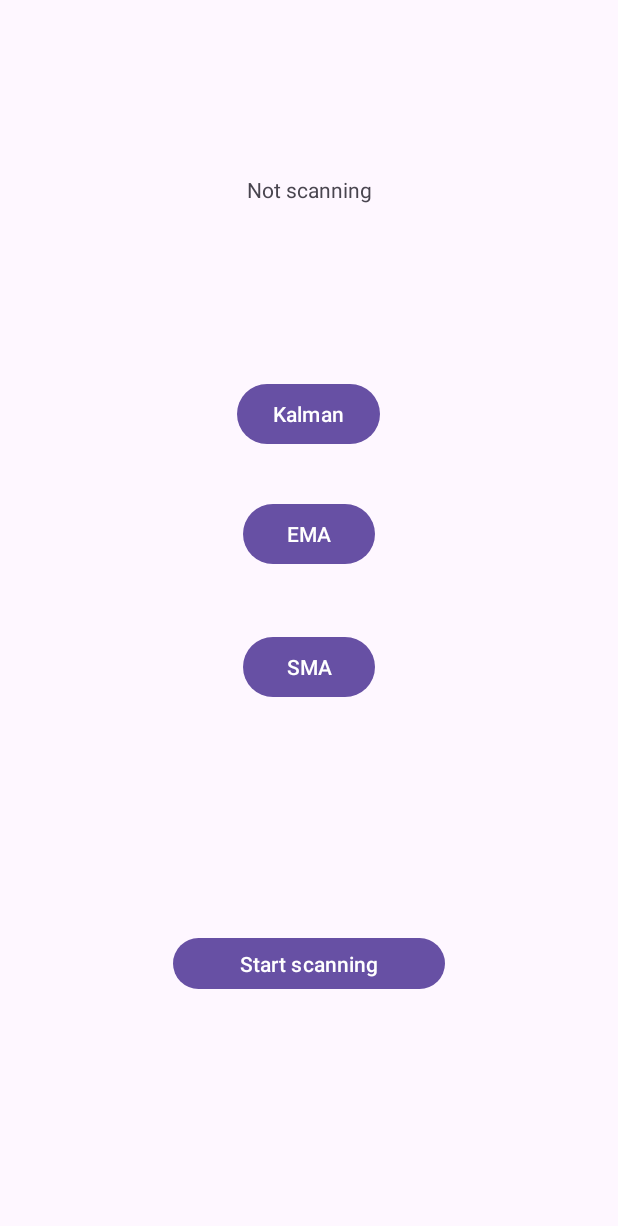
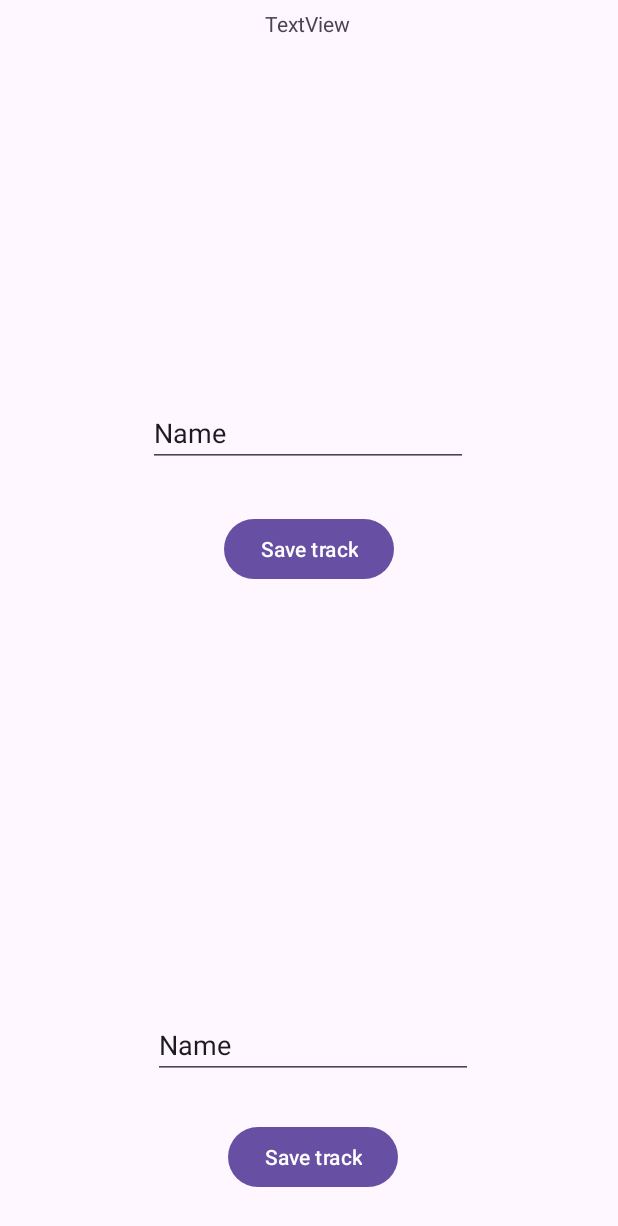
Before and after one commit to addi-02/BLETimingApp, an Android app: the screen it shows after launch (MainActivity), on a phone screen of 412 x 824 dp. Shown: the top 1226 px of the screen. Run offline under Robolectric (Android 15) with nearby library versions, the phone set to English and light mode, and no system bars.

Commit message:
Added functionality to find the timestamp at which the user passes the beacon, started working on system to add MAC addresses in the app

```diff
--- /dev/null
+++ b/app/src/main/java/com/example/thesis/MacAdapter.java
@@ -0,0 +1,60 @@
+package com.example.thesis;
+
+import android.view.LayoutInflater;
+import android.view.View;
+import android.view.ViewGroup;
+import android.widget.Button;
+import android.widget.TextView;
+
+import androidx.annotation.NonNull;
+import androidx.recyclerview.widget.RecyclerView;
+
+import java.util.ArrayList;
+
+public class MacAdapter extends RecyclerView.Adapter<MacAdapter.MacViewHolder> {
+
+    private ArrayList<MacAddress> macList;
+    private OnDeleteClickListener deleteClickListener;
+    public interface OnDeleteClickListener {
+        void onDelete(int position);
+    }
+    public MacAdapter(ArrayList<MacAddress> macList, OnDeleteClickListener listener) {
+        this.macList = macList;
+        this.deleteClickListener = listener;
+    }
+
+    @NonNull
+    @Override
+    public MacViewHolder onCreateViewHolder(@NonNull ViewGroup parent, int viewType) {
+        View view = LayoutInflater.from(parent.getContext()).inflate(R.layout.mac_address, parent, false);
+        return new MacViewHolder(view);
+    }
+
+    @Override
+    public void onBindViewHolder(@NonNull MacViewHolder holder, int position) {
+        holder.textAddress.setText(macList.get(position).getAddress());
+    }
+
+    @Override
+    public int getItemCount() {
+        return macList.size();
+    }
+
+    class MacViewHolder extends RecyclerView.ViewHolder{
+        TextView textAddress;
+        Button btnDelete;
+        public MacViewHolder(@NonNull View itemView) {
+            super(itemView);
+            textAddress = itemView.findViewById(R.id.text_address);
+            btnDelete = itemView.findViewById(R.id.button_delete);
+
+            btnDelete.setOnClickListener(new View.OnClickListener() {
+                int position = getAdapterPosition();
+                @Override
+                public void onClick(View view) {
+                    deleteClickListener.onDelete(position);
+                }
+            });
+        }
+    }
+}
--- /dev/null
+++ b/app/src/main/java/com/example/thesis/MacAddress.java
@@ -0,0 +1,12 @@
+package com.example.thesis;
+
+public class MacAddress {
+    private String address;
+    public MacAddress(String address) {
+        this.address = address;
+    }
+
+    public String getAddress() {
+        return address;
+    }
+}
--- a/app/src/main/java/com/example/thesis/MainActivity.java
+++ b/app/src/main/java/com/example/thesis/MainActivity.java
@@ -20,5 +20,7 @@ public class MainActivity extends AppCompatActivity {
             v.setPadding(systemBars.left, systemBars.top, systemBars.right, systemBars.bottom);
             return insets;
         });
+
+
     }
 }
--- /dev/null
+++ b/app/src/main/java/com/example/thesis/TracksFragment.java
@@ -0,0 +1,174 @@
+package com.example.thesis;
+
+import android.content.Context;
+import android.content.SharedPreferences;
+import android.os.Bundle;
+
+import androidx.fragment.app.Fragment;
+import androidx.recyclerview.widget.LinearLayoutManager;
+import androidx.recyclerview.widget.RecyclerView;
+
+import android.text.TextUtils;
+import android.view.LayoutInflater;
+import android.view.View;
+import android.view.ViewGroup;
+import android.widget.Button;
+import android.widget.EditText;
+
+import java.util.ArrayList;
+
+/**
+ * A simple {@link Fragment} subclass.
+ * Use the {@link TracksFragment#newInstance} factory method to
+ * create an instance of this fragment.
+ */
+public class TracksFragment extends Fragment {
+
+    // TODO: Rename parameter arguments, choose names that match
+    // the fragment initialization parameters, e.g. ARG_ITEM_NUMBER
+    private static final String ARG_PARAM1 = "param1";
+    private static final String ARG_PARAM2 = "param2";
+
+    // TODO: Rename and change types of parameters
+    private String mParam1;
+    private String mParam2;
+    private ArrayList<MacAddress> macListStart = new ArrayList<>();
+    private ArrayList<MacAddress> macListFinish = new ArrayList<>();
+    private MacAdapter adapterStart;
+    private String trackName = "Test";
+    private MacAdapter adapterFinish;
+    public TracksFragment() {
+        // Required empty public constructor
+    }
+
+    /**
+     * Use this factory method to create a new instance of
+     * this fragment using the provided parameters.
+     *
+     * @param param1 Parameter 1.
+     * @param param2 Parameter 2.
+     * @return A new instance of fragment TracksFragment.
+     */
+    // TODO: Rename and change types and number of parameters
+    public static TracksFragment newInstance(String param1, String param2) {
+        TracksFragment fragment = new TracksFragment();
+        Bundle args = new Bundle();
+        args.putString(ARG_PARAM1, param1);
+        args.putString(ARG_PARAM2, param2);
+        fragment.setArguments(args);
+        return fragment;
+    }
+
+    @Override
+    public void onCreate(Bundle savedInstanceState) {
+        super.onCreate(savedInstanceState);
+        if (getArguments() != null) {
+            mParam1 = getArguments().getString(ARG_PARAM1);
+            mParam2 = getArguments().getString(ARG_PARAM2);
+        }
+    }
+
+    @Override
+    public View onCreateView(LayoutInflater inflater, ViewGroup container,
+                             Bundle savedInstanceState) {
+        // Inflate the layout for this fragment
+        View v = inflater.inflate(R.layout.fragment_tracks, container, false);
+        RecyclerView macAddressesStart = v.findViewById(R.id.rv_mac_addresses_start);
+        MacAddress mcStart = new MacAddress("hejsan");
+        macListStart = loadMacListStart();
+        macListFinish = loadMacListFinish();
+        adapterStart = new MacAdapter(macListStart, position -> {
+            macListStart.remove(position);
+            adapterStart.notifyItemRemoved(position);
+            saveMacListStart();
+        });
+
+        macAddressesStart.setLayoutManager(new LinearLayoutManager(getContext()));
+        macAddressesStart.setAdapter(adapterStart);
+
+        RecyclerView macAddressesFinish = v.findViewById(R.id.rv_mac_addresses_finish);
+        MacAddress mcFinish = new MacAddress("hejdå");
+        adapterFinish = new MacAdapter(macListFinish, position -> {
+            macListFinish.remove(position);
+            adapterFinish.notifyItemRemoved(position);
+            saveMacListFinish();
+        });
+
+        Button btnStartAddress = v.findViewById(R.id.button_add_start_address);
+        btnStartAddress.setOnClickListener(new View.OnClickListener() {
+            @Override
+            public void onClick(View view) {
+                EditText name = (EditText)v.findViewById(R.id.edit_start_address);
+                String address = name.getText().toString();
+                macListStart.add(new MacAddress(address));
+                adapterStart.notifyItemInserted(macListStart.size()-1);
+                saveMacListStart();
+                name.setText("");
+            }
+        });
+
+        Button btnFinishAddress = v.findViewById(R.id.button_add_finish_address);
+        btnFinishAddress.setOnClickListener(new View.OnClickListener() {
+            @Override
+            public void onClick(View view) {
+                EditText name = (EditText)v.findViewById(R.id.edit_finish_address);
+                String address = name.getText().toString();
+                macListFinish.add(new MacAddress(address));
+                adapterFinish.notifyItemInserted(macListFinish.size()-1);
+                saveMacListFinish();
+                name.setText("");
+            }
+        });
+
+        macAddressesFinish.setLayoutManager(new LinearLayoutManager(getContext()));
+        macAddressesFinish.setAdapter(adapterFinish);
+
+        return v;
+    }
+
+    private void saveMacListStart() {
+        SharedPreferences prefs = requireContext().getSharedPreferences("mac_prefs", Context.MODE_PRIVATE);
+        SharedPreferences.Editor editor = prefs.edit();
+        ArrayList<String> macs = new ArrayList<>();
+        for (MacAddress item : macListStart) {
+            macs.add(item.getAddress());
+        }
+        editor.putString(trackName+"_start", TextUtils.join(",", macs));
+        editor.apply();
+    }
+
+    private void saveMacListFinish() {
+        SharedPreferences prefs = requireContext().getSharedPreferences("mac_prefs", Context.MODE_PRIVATE);
+        SharedPreferences.Editor editor = prefs.edit();
+        ArrayList<String> macs = new ArrayList<>();
+        for (MacAddress item : macListFinish) {
+            macs.add(item.getAddress());
+        }
+        editor.putString(trackName+"_finish", TextUtils.join(",", macs));
+        editor.apply();
+    }
+
+    private ArrayList<MacAddress> loadMacListStart() {
+        SharedPreferences prefs = requireContext().getSharedPreferences("mac_prefs", Context.MODE_PRIVATE);
+        String saved = prefs.getString(trackName+"_start", "");
+        ArrayList<MacAddress> list = new ArrayList<>();
+        if (!saved.isEmpty()) {
+            for (String mac : saved.split(",")) {
+                list.add(new MacAddress(mac));
+            }
+        }
+        return list;
+    }
+
+    private ArrayList<MacAddress> loadMacListFinish() {
+        SharedPreferences prefs = requireContext().getSharedPreferences("mac_prefs", Context.MODE_PRIVATE);
+        String saved = prefs.getString(trackName+"_finish", "");
+        ArrayList<MacAddress> list = new ArrayList<>();
+        if (!saved.isEmpty()) {
+            for (String mac : saved.split(",")) {
+                list.add(new MacAddress(mac));
+            }
+        }
+        return list;
+    }
+}
--- a/app/src/main/java/com/example/thesis/filters/SimpleMovingAverageFilter.java
+++ b/app/src/main/java/com/example/thesis/filters/SimpleMovingAverageFilter.java
@@ -8,14 +8,14 @@ public class SimpleMovingAverageFilter {
 
     }
 
-    public ArrayList<Double> filterData(double[] data) {
+    public ArrayList<Double> filterData(ArrayList<Double> data) {
         ArrayList<Double> filteredData = new ArrayList<Double>();
         int n = 3;
-        for(int i = 0; i < data.length; i++) {
+        for(int i = 0; i < data.size(); i++) {
             if(i+1 < n) {
                 continue;
             }
-            double newRSSI = ((double) 1 /n)*(data[i-2]+data[i-1]+data[i]);
+            double newRSSI = ((double) 1 /n)*(data.get(i - 2) + data.get(i - 1) + data.get(i));
             filteredData.add(newRSSI);
         }
         return filteredData;
--- a/app/src/main/res/layout/activity_main.xml
+++ b/app/src/main/res/layout/activity_main.xml
@@ -8,8 +8,8 @@
     tools:context=".MainActivity">
 
     <androidx.fragment.app.FragmentContainerView
-        android:id="@+id/fragmentContainerView2"
-        android:name="com.example.thesis.TimeKeepingFragment"
+        android:id="@+id/frameLayout2"
+        android:name="com.example.thesis.TracksFragment"
         android:layout_width="0dp"
         android:layout_height="0dp"
         app:layout_constraintBottom_toBottomOf="parent"
--- a/app/src/main/res/layout/fragment_time_keeping.xml
+++ b/app/src/main/res/layout/fragment_time_keeping.xml
@@ -13,42 +13,20 @@
         android:id="@+id/button_ema"
         android:layout_width="wrap_content"
         android:layout_height="wrap_content"
-        android:layout_marginTop="32dp"
         android:text="EMA"
+        app:layout_constraintBottom_toBottomOf="parent"
         app:layout_constraintEnd_toEndOf="parent"
         app:layout_constraintStart_toStartOf="parent"
-        app:layout_constraintTop_toBottomOf="@+id/button_kalman" />
+        app:layout_constraintTop_toTopOf="parent" />
 
     <Button
         android:id="@+id/button_kalman"
         android:layout_width="wrap_content"
         android:layout_height="wrap_content"
-        android:layout_marginTop="252dp"
         android:text="Kalman"
-        app:layout_constraintEnd_toEndOf="parent"
-        app:layout_constraintHorizontal_bias="0.498"
-        app:layout_constraintStart_toStartOf="parent"
-        app:layout_constraintTop_toTopOf="parent" />
-
-    <Button
-        android:id="@+id/button_sma"
-        android:layout_width="wrap_content"
-        android:layout_height="wrap_content"
-        android:text="SMA"
         app:layout_constraintBottom_toBottomOf="parent"
         app:layout_constraintEnd_toEndOf="parent"
-        app:layout_constraintHorizontal_bias="0.501"
-        app:layout_constraintStart_toStartOf="parent"
-        app:layout_constraintTop_toBottomOf="@+id/button_ema"
-        app:layout_constraintVertical_bias="0.102" />
-
-    <TextView
-        android:id="@+id/text_is_scanning"
-        android:layout_width="wrap_content"
-        android:layout_height="wrap_content"
-        android:text="Not scanning"
-        app:layout_constraintBottom_toTopOf="@+id/button_kalman"
-        app:layout_constraintEnd_toEndOf="parent"
+        app:layout_constraintHorizontal_bias="0.117"
         app:layout_constraintStart_toStartOf="parent"
         app:layout_constraintTop_toTopOf="parent" />
 
@@ -59,8 +37,44 @@
         android:text="Start scanning"
         app:layout_constraintBottom_toBottomOf="parent"
         app:layout_constraintEnd_toEndOf="parent"
+        app:layout_constraintHorizontal_bias="0.504"
         app:layout_constraintStart_toStartOf="parent"
         app:layout_constraintTop_toBottomOf="@+id/button_sma"
-        app:layout_constraintVertical_bias="0.488" />
+        app:layout_constraintVertical_bias="0.681" />
+
+    <Button
+        android:id="@+id/button_sma"
+        android:layout_width="wrap_content"
+        android:layout_height="wrap_content"
+        android:text="SMA"
+        app:layout_constraintBottom_toBottomOf="parent"
+        app:layout_constraintEnd_toEndOf="parent"
+        app:layout_constraintHorizontal_bias="0.851"
+        app:layout_constraintStart_toStartOf="parent"
+        app:layout_constraintTop_toTopOf="parent" />
+
+    <TextView
+        android:id="@+id/text_timestamps"
+        android:layout_width="wrap_content"
+        android:layout_height="wrap_content"
+        android:text="TextView"
+        app:layout_constraintBottom_toTopOf="@+id/button_start_scan"
+        app:layout_constraintEnd_toEndOf="parent"
+        app:layout_constraintHorizontal_bias="0.501"
+        app:layout_constraintStart_toStartOf="parent"
+        app:layout_constraintTop_toBottomOf="@+id/button_sma"
+        app:layout_constraintVertical_bias="0.278" />
+
+    <TextView
+        android:id="@+id/text_is_scanning"
+        android:layout_width="wrap_content"
+        android:layout_height="wrap_content"
+        android:text="Not scanning"
+        app:layout_constraintBottom_toTopOf="@+id/button_kalman"
+        app:layout_constraintEnd_toEndOf="parent"
+        app:layout_constraintHorizontal_bias="0.498"
+        app:layout_constraintStart_toStartOf="parent"
+        app:layout_constraintTop_toTopOf="parent"
+        app:layout_constraintVertical_bias="0.327" />
 
 </androidx.constraintlayout.widget.ConstraintLayout>
--- /dev/null
+++ b/app/src/main/res/layout/fragment_tracks.xml
@@ -0,0 +1,97 @@
+<?xml version="1.0" encoding="utf-8"?>
+<androidx.constraintlayout.widget.ConstraintLayout xmlns:android="http://schemas.android.com/apk/res/android"
+    xmlns:app="http://schemas.android.com/apk/res-auto"
+    xmlns:tools="http://schemas.android.com/tools"
+    android:id="@+id/frameLayout2"
+    android:layout_width="match_parent"
+    android:layout_height="match_parent"
+    tools:context=".TracksFragment">
+
+    <!-- TODO: Update blank fragment layout -->
+
+    <androidx.recyclerview.widget.RecyclerView
+        android:id="@+id/rv_mac_addresses_start"
+        android:layout_width="416dp"
+        android:layout_height="148dp"
+        app:layout_constraintBottom_toBottomOf="parent"
+        app:layout_constraintEnd_toEndOf="parent"
+        app:layout_constraintHorizontal_bias="0.6"
+        app:layout_constraintStart_toStartOf="parent"
+        app:layout_constraintTop_toTopOf="parent"
+        app:layout_constraintVertical_bias="0.108" />
+
+    <TextView
+        android:id="@+id/text_track_name"
+        android:layout_width="wrap_content"
+        android:layout_height="wrap_content"
+        android:text="TextView"
+        app:layout_constraintBottom_toTopOf="@+id/rv_mac_addresses_start"
+        app:layout_constraintEnd_toEndOf="parent"
+        app:layout_constraintHorizontal_bias="0.498"
+        app:layout_constraintStart_toStartOf="parent"
+        app:layout_constraintTop_toTopOf="parent"
+        app:layout_constraintVertical_bias="0.108" />
+
+    <androidx.recyclerview.widget.RecyclerView
+        android:id="@+id/rv_mac_addresses_finish"
+        android:layout_width="406dp"
+        android:layout_height="167dp"
+        app:layout_constraintBottom_toBottomOf="parent"
+        app:layout_constraintEnd_toEndOf="parent"
+        app:layout_constraintHorizontal_bias="0.0"
+        app:layout_constraintStart_toStartOf="parent"
+        app:layout_constraintTop_toTopOf="parent"
+        app:layout_constraintVertical_bias="0.71" />
+
+    <Button
+        android:id="@+id/button_add_finish_address"
+        android:layout_width="wrap_content"
+        android:layout_height="wrap_content"
+        android:text="Save track"
+        app:layout_constraintBottom_toBottomOf="parent"
+        app:layout_constraintEnd_toEndOf="parent"
+        app:layout_constraintHorizontal_bias="0.51"
+        app:layout_constraintStart_toStartOf="parent"
+        app:layout_constraintTop_toBottomOf="@+id/rv_mac_addresses_finish"
+        app:layout_constraintVertical_bias="0.8" />
+
+    <Button
+        android:id="@+id/button_add_start_address"
+        android:layout_width="wrap_content"
+        android:layout_height="wrap_content"
+        android:text="Save track"
+        app:layout_constraintBottom_toBottomOf="parent"
+        app:layout_constraintEnd_toEndOf="parent"
+        app:layout_constraintStart_toStartOf="parent"
+        app:layout_constraintTop_toBottomOf="@+id/rv_mac_addresses_start"
+        app:layout_constraintVertical_bias="0.218" />
+
+    <EditText
+        android:id="@+id/edit_finish_address"
+        android:layout_width="wrap_content"
+        android:layout_height="wrap_content"
+        android:ems="10"
+        android:inputType="text"
+        android:text="Name"
+        app:layout_constraintBottom_toBottomOf="parent"
+        app:layout_constraintEnd_toEndOf="parent"
+        app:layout_constraintHorizontal_bias="0.512"
+        app:layout_constraintStart_toStartOf="parent"
+        app:layout_constraintTop_toBottomOf="@+id/rv_mac_addresses_finish"
+        app:layout_constraintVertical_bias="0.279" />
+
+    <EditText
+        android:id="@+id/edit_start_address"
+        android:layout_width="wrap_content"
+        android:layout_height="wrap_content"
+        android:ems="10"
+        android:inputType="text"
+        android:text="Name"
+        app:layout_constraintBottom_toBottomOf="parent"
+        app:layout_constraintEnd_toEndOf="parent"
+        app:layout_constraintHorizontal_bias="0.497"
+        app:layout_constraintStart_toStartOf="parent"
+        app:layout_constraintTop_toBottomOf="@+id/rv_mac_addresses_start"
+        app:layout_constraintVertical_bias="0.08" />
+
+</androidx.constraintlayout.widget.ConstraintLayout>
```
Also changed, not shown: app/src/main/java/com/example/thesis/TimeKeepingFragment.java (+102 -13 lines), app/src/main/java/com/example/thesis/Track.java (added, +22 -0 lines), app/src/main/java/com/example/thesis/filters/ExponentialMovingAverageFilter.java (+5 -5 lines), app/src/main/java/com/example/thesis/filters/KalmanFilter.java (+6 -1 lines), app/src/main/res/layout/mac_address.xml (added, +28 -0 lines).
